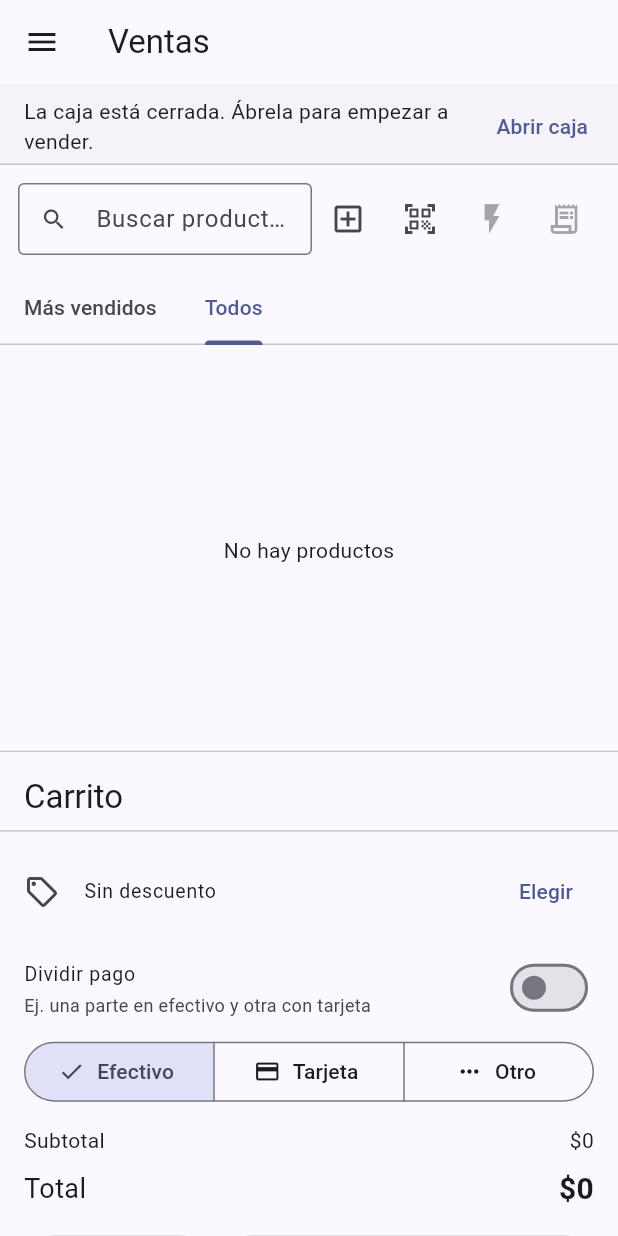
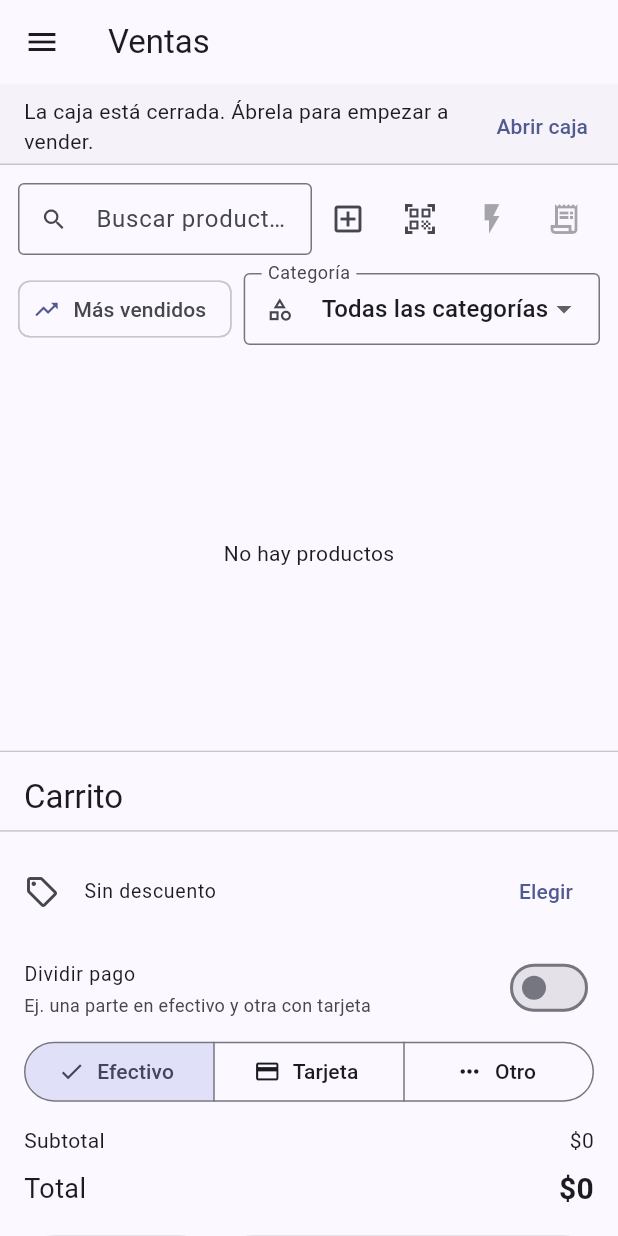
Before and after one commit to p1np0n/POSible, a Flutter app: the HomeShell screen opened directly, in the side drawer, after a tap on "Abrir caja", on a phone screen of 412 x 824 dp. Run offline on Flutter 3.47's test engine with Material 3 defaults, Android fonts, the phone set to English and light mode, and no system bars; our stand-ins replace csv, file_picker, image_picker, share_plus, shared_preferences, supabase_flutter; missing offline and left inert: mobile_scanner; accounts and stored records are empty.

Commit message:
Ventas: revertir pestañas a chip 'Más vendidos' + menú desplegable de categorías; mosaicos más parecidos a la referencia (círculo gris sin foto, sin precio en el mosaico)

```diff
--- a/lib/screens/pos/pos_screen.dart
+++ b/lib/screens/pos/pos_screen.dart
@@ -37,21 +37,6 @@ const double _splitLayoutBreakpoint = 900;
 /// una tablet ancha da unas 5 por línea, como se pidió).
 const double _targetTileWidth = 168.0;
 
-/// Colores de fondo para productos sin foto (se elige uno según el nombre,
-/// para que cada uno se distinga a simple vista en la grilla).
-const List<Color> _placeholderPalette = [
-  Color(0xFFE3C097),
-  Color(0xFFB5D8CC),
-  Color(0xFFF2C6C2),
-  Color(0xFFC9D6EA),
-  Color(0xFFEAD7B7),
-  Color(0xFFCBE4B4),
-  Color(0xFFE6C9E0),
-  Color(0xFFBEE3DB),
-];
-
-Color _colorForName(String name) => _placeholderPalette[name.hashCode.abs() % _placeholderPalette.length];
-
 class PosScreen extends StatefulWidget {
   const PosScreen({super.key});
 
@@ -59,7 +44,7 @@ class PosScreen extends StatefulWidget {
   State<PosScreen> createState() => _PosScreenState();
 }
 
-class _PosScreenState extends State<PosScreen> with SingleTickerProviderStateMixin {
+class _PosScreenState extends State<PosScreen> {
   final ProductRepository _productRepository = ProductRepository();
   final CategoryRepository _categoryRepository = CategoryRepository();
   final ModifierRepository _modifierRepository = ModifierRepository();
@@ -71,10 +56,11 @@ class _PosScreenState extends State<PosScreen> with SingleTickerProviderStateMix
   List<Category> _categories = [];
   List<Modifier> _modifiers = [];
   List<String> _topSellingIds = [];
+  String? _selectedCategoryId;
+  bool _showTopSelling = false;
   String _search = '';
   bool _loading = true;
   int _openTicketCount = 0;
-  TabController? _tabController;
 
   @override
   void initState() {
@@ -89,7 +75,6 @@ class _PosScreenState extends State<PosScreen> with SingleTickerProviderStateMix
   @override
   void dispose() {
     _searchController.dispose();
-    _tabController?.dispose();
     super.dispose();
   }
 
@@ -102,30 +87,13 @@ class _PosScreenState extends State<PosScreen> with SingleTickerProviderStateMix
       _reportsRepository.getTopSellingProductIds(),
     ]);
     if (!mounted) return;
-    final categories = results[1] as List<Category>;
     setState(() {
       _products = results[0] as List<Product>;
-      _categories = categories;
+      _categories = results[1] as List<Category>;
       _modifiers = results[2] as List<Modifier>;
       _topSellingIds = results[3] as List<String>;
       _loading = false;
     });
-    // "Más vendidos" + "Todos" + una pestaña por categoría. Se arranca en
-    // "Todos" (índice 1) para no confundir a una tienda nueva sin ventas
-    // todavía, pero "Más vendidos" queda a un toque de distancia.
-    _ensureTabController(categories.length + 2, defaultIndex: 1);
-  }
-
-  void _ensureTabController(int length, {int defaultIndex = 0}) {
-    if (_tabController != null && _tabController!.length == length) return;
-    final previousIndex = _tabController?.index ?? defaultIndex;
-    _tabController?.dispose();
-    _tabController = TabController(
-      length: length,
-      vsync: this,
-      initialIndex: previousIndex < length ? previousIndex : 0,
-    );
-    if (mounted) setState(() {});
   }
 
   Future<void> _addToCart(Product product) async {
@@ -229,19 +197,17 @@ class _PosScreenState extends State<PosScreen> with SingleTickerProviderStateMix
         (product.sku?.toLowerCase().contains(search) ?? false);
   }
 
-  /// Productos para la pestaña "index": 0 = Más vendidos (ordenados de más a
-  /// menos, según ventas de los últimos 30 días), 1 = Todos, 2 en adelante =
-  /// una categoría cada una (en el mismo orden que "_categories").
-  List<Product> _productsForTab(int index) {
-    if (index == 0) {
+  /// "Más vendidos" (chip activado) manda por sobre la categoría elegida en
+  /// el menú desplegable — ordenados de más a menos vendido en los últimos
+  /// 30 días. Si no, se filtra por la categoría elegida (o todas).
+  List<Product> get _filteredProducts {
+    if (_showTopSelling) {
       final byId = {for (final p in _products) p.id: p};
       return _topSellingIds.map((id) => byId[id]).whereType<Product>().where(_matchesSearch).toList();
     }
-    if (index == 1) {
-      return _products.where(_matchesSearch).toList();
-    }
-    final category = _categories[index - 2];
-    return _products.where((p) => p.categoryId == category.id && _matchesSearch(p)).toList();
+    return _products
+        .where((p) => (_selectedCategoryId == null || p.categoryId == _selectedCategoryId) && _matchesSearch(p))
+        .toList();
   }
 
   void _openCashSessionSheet() {
@@ -361,7 +327,7 @@ class _PosScreenState extends State<PosScreen> with SingleTickerProviderStateMix
   Widget build(BuildContext context) {
     final cashSession = context.watch<CashSessionProvider>();
     final prefs = context.watch<AppPreferencesProvider>();
-    final tabController = _tabController;
+    final products = _filteredProducts;
 
     final productsPanel = RefreshIndicator(
       onRefresh: _loadData,
@@ -425,35 +391,50 @@ class _PosScreenState extends State<PosScreen> with SingleTickerProviderStateMix
               ],
             ),
           ),
-          if (tabController != null)
-            TabBar(
-              controller: tabController,
-              isScrollable: true,
-              tabAlignment: TabAlignment.start,
-              tabs: [
-                const Tab(text: 'Más vendidos'),
-                const Tab(text: 'Todos'),
-                ..._categories.map((category) => Tab(text: category.name)),
+          Padding(
+            padding: const EdgeInsets.symmetric(horizontal: 12),
+            child: Row(
+              children: [
+                FilterChip(
+                  avatar: const Icon(Icons.trending_up, size: 18),
+                  label: const Text('Más vendidos'),
+                  selected: _showTopSelling,
+                  onSelected: (value) => setState(() => _showTopSelling = value),
+                ),
+                const SizedBox(width: 8),
+                Expanded(
+                  child: DropdownButtonFormField<String?>(
+                    value: _selectedCategoryId,
+                    decoration: const InputDecoration(
+                      labelText: 'Categoría',
+                      prefixIcon: Icon(Icons.category_outlined),
+                      border: OutlineInputBorder(),
+                      isDense: true,
+                    ),
+                    items: [
+                      const DropdownMenuItem(value: null, child: Text('Todas las categorías')),
+                      ..._categories.map((category) => DropdownMenuItem(value: category.id, child: Text(category.name))),
+                    ],
+                    onChanged: (value) => setState(() {
+                      _selectedCategoryId = value;
+                      _showTopSelling = false;
+                    }),
+                  ),
+                ),
               ],
             ),
-          const SizedBox(height: 4),
+          ),
+          const SizedBox(height: 8),
           Expanded(
-            child: _loading || tabController == null
+            child: _loading
                 ? const Center(child: CircularProgressIndicator())
-                : TabBarView(
-                    controller: tabController,
-                    children: List.generate(tabController.length, (index) {
-                      final products = _productsForTab(index);
-                      if (products.isEmpty) {
-                        return Center(
-                          child: Text(index == 0 ? 'Todavía no hay ventas para mostrar' : 'No hay productos'),
-                        );
-                      }
-                      return prefs.useListLayout
+                : products.isEmpty
+                    ? Center(
+                        child: Text(_showTopSelling ? 'Todavía no hay ventas para mostrar' : 'No hay productos'),
+                      )
+                    : prefs.useListLayout
                         ? _buildList(products, cashSession)
-                          : _buildTileGrid(products, cashSession);
-                    }),
-                  ),
+                        : _buildTileGrid(products, cashSession),
           ),
         ],
       ),
@@ -510,9 +491,10 @@ class _PosScreenState extends State<PosScreen> with SingleTickerProviderStateMix
     return CurrencyText(product.price, bold: bold, style: TextStyle(color: color));
   }
 
-  /// Mosaico de fotos (como una vitrina): la cantidad de columnas se ajusta
-  /// sola al ancho disponible (unas 5 en una tablet ancha, menos en un
-  /// celular), en vez de un número fijo.
+  /// Mosaico de productos, parecido a una vitrina: foto de fondo con el
+  /// nombre superpuesto para los que tienen foto, un círculo gris con el
+  /// nombre debajo para los que no. La cantidad de columnas se ajusta sola
+  /// al ancho disponible (unas 5 en una tablet ancha, menos en un celular).
   Widget _buildTileGrid(List<Product> products, CashSessionProvider cashSession) {
     return LayoutBuilder(
       builder: (context, constraints) {
@@ -540,55 +522,42 @@ class _PosScreenState extends State<PosScreen> with SingleTickerProviderStateMix
     return Card(
       clipBehavior: Clip.antiAlias,
       margin: EdgeInsets.zero,
+      color: hasImage ? null : Colors.grey.shade50,
       child: InkWell(
         onTap: canTap ? () => _addToCart(product) : null,
-        child: Stack(
+        child: hasImage ? _photoTile(product, outOfStock) : _placeholderTile(product, outOfStock),
+      ),
+    );
+  }
+
+  /// Foto a pantalla completa con el nombre en una franja oscura abajo.
+  Widget _photoTile(Product product, bool outOfStock) {
+    return Stack(
       fit: StackFit.expand,
       children: [
-            if (hasImage)
         Image.network(
           product.imageUrl!,
           fit: BoxFit.cover,
-                errorBuilder: (_, __, ___) => Container(color: _colorForName(product.name)),
-              )
-            else ...[
-              Container(color: _colorForName(product.name)),
-              const Center(
-                child: Icon(Icons.inventory_2_outlined, size: 34, color: Colors.black26),
+          errorBuilder: (_, __, ___) => Container(color: Colors.grey.shade200),
         ),
-            ],
         Positioned(
           left: 0,
           right: 0,
           bottom: 0,
           child: Container(
             padding: const EdgeInsets.fromLTRB(8, 18, 8, 6),
-                decoration: hasImage
-                    ? BoxDecoration(
+            decoration: BoxDecoration(
               gradient: LinearGradient(
                 begin: Alignment.topCenter,
                 end: Alignment.bottomCenter,
                 colors: [Colors.transparent, Colors.black.withOpacity(0.75)],
               ),
-                      )
-                    : null,
-                child: Column(
-                  crossAxisAlignment: CrossAxisAlignment.start,
-                  mainAxisSize: MainAxisSize.min,
-                  children: [
-                    Text(
+            ),
+            child: Text(
               product.name,
               maxLines: 2,
               overflow: TextOverflow.ellipsis,
-                      style: TextStyle(
-                        color: hasImage ? Colors.white : Colors.black87,
-                        fontWeight: FontWeight.bold,
-                        fontSize: 13,
-                      ),
-                    ),
-                    const SizedBox(height: 2),
-                    _priceLabel(product, color: hasImage ? Colors.white : Colors.black87),
-                  ],
+              style: const TextStyle(color: Colors.white, fontWeight: FontWeight.bold, fontSize: 13),
             ),
           ),
         ),
@@ -596,13 +565,44 @@ class _PosScreenState extends State<PosScreen> with SingleTickerProviderStateMix
           Container(
             color: Colors.black54,
             alignment: Alignment.center,
-                child: const Text(
-                  'AGOTADO',
-                  style: TextStyle(color: Colors.white, fontWeight: FontWeight.bold),
+            child: const Text('AGOTADO', style: TextStyle(color: Colors.white, fontWeight: FontWeight.bold)),
+          ),
+      ],
+    );
+  }
+
+  /// Sin foto: un círculo gris (como una estantería sin etiqueta) con el
+  /// nombre debajo — para que la grilla se vea igual de ordenada aunque no
+  /// todos los productos tengan foto todavía.
+  Widget _placeholderTile(Product product, bool outOfStock) {
+    return Padding(
+      padding: const EdgeInsets.symmetric(vertical: 10, horizontal: 6),
+      child: Column(
+        mainAxisAlignment: MainAxisAlignment.center,
+        children: [
+          Expanded(
+            child: Center(
+              child: Container(
+                width: 56,
+                height: 56,
+                decoration: BoxDecoration(shape: BoxShape.circle, color: Colors.grey.shade300),
               ),
             ),
+          ),
+          const SizedBox(height: 6),
+          Text(
+            product.name,
+            maxLines: 2,
+            textAlign: TextAlign.center,
+            overflow: TextOverflow.ellipsis,
+            style: const TextStyle(fontWeight: FontWeight.w600, fontSize: 13, color: Colors.black87),
+          ),
+          if (outOfStock)
+            const Padding(
+              padding: EdgeInsets.only(top: 2),
+              child: Text('Agotado', style: TextStyle(color: Colors.red, fontSize: 11, fontWeight: FontWeight.bold)),
+            ),
         ],
-        ),
       ),
     );
   }
```
Also changed, not shown: 1 other file. Lines whose indentation alone changed are shown as unchanged.
